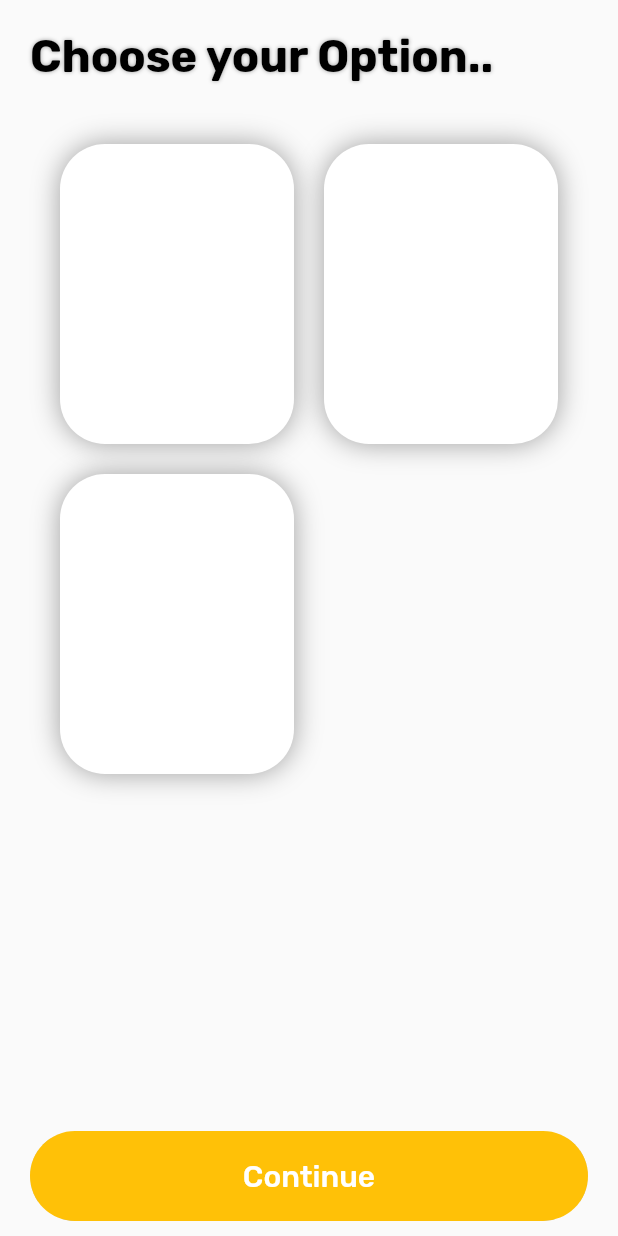
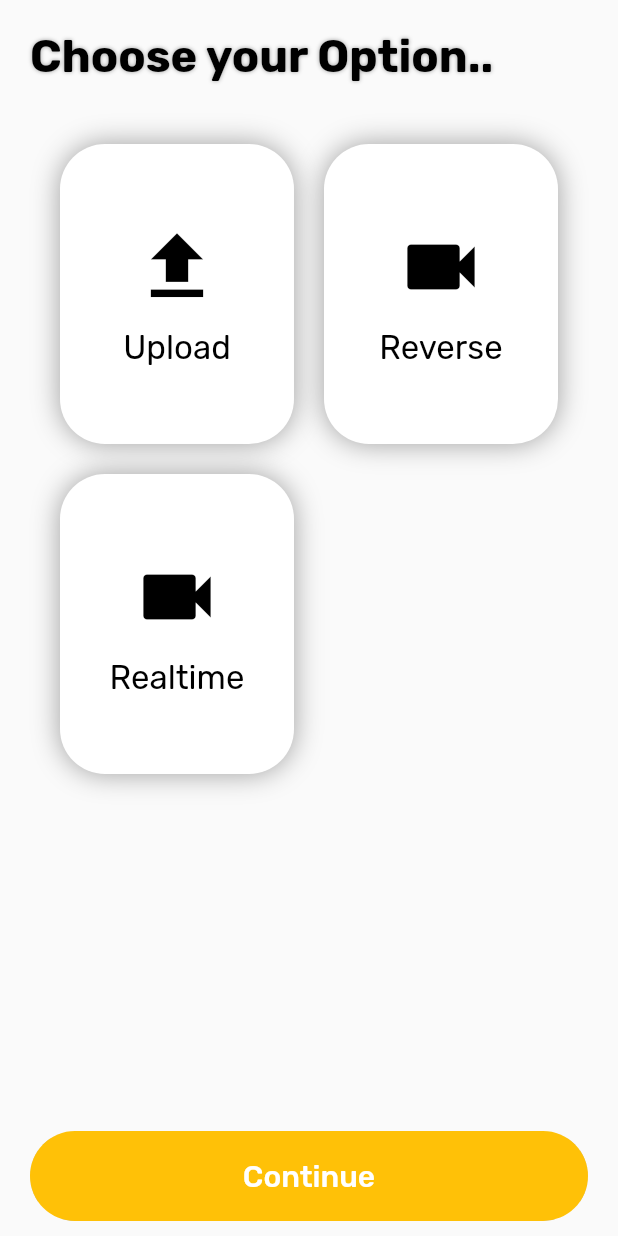
Before and after one commit to Harmanjit14/SignSpeak, a Flutter app: the screen it shows after launch, after a tap on the "navigate next" icon, on a phone screen of 412 x 824 dp. Run offline on Flutter 3.47's test engine with Material 2 defaults, Android fonts, the light colour scheme and no system bars; our stand-ins replace camera, get, google_fonts.

Commit message:
dashboard

```diff
--- a/lib/dashboard.dart
+++ b/lib/dashboard.dart
@@ -1,11 +1,36 @@
 import 'package:flutter/material.dart';
 import 'package:flutter/painting.dart';
 import 'package:flutter/rendering.dart';
+import 'package:get/get.dart';
 import 'package:google_fonts/google_fonts.dart';
 
+class IconState extends GetxController {
+  RxBool s1 = false.obs;
+  RxBool s2 = false.obs;
+  RxBool s3 = false.obs;
+
+  void set1() {
+    s1 = true.obs;
+    s2 = false.obs;
+    s3 = false.obs;
+  }
+
+  void set2() {
+    s2 = true.obs;
+    s1 = false.obs;
+    s3 = false.obs;
+  }
+
+  void set3() {
+    s3 = true.obs;
+    s2 = false.obs;
+    s1 = false.obs;
+  }
+}
+
 class ChoiceScreen extends StatelessWidget {
-  const ChoiceScreen({Key? key}) : super(key: key);
-
+  ChoiceScreen({Key? key}) : super(key: key);
+  final controller = Get.put(IconState());
   @override
   Widget build(BuildContext context) {
     return Scaffold(
@@ -17,6 +42,7 @@ class ChoiceScreen extends StatelessWidget {
         child: ClipRRect(
           borderRadius: BorderRadius.circular(30),
           child: MaterialButton(
+            // elevation: 10,
             color: Colors.amber,
             // elevation: 0,
             onPressed: () {},
@@ -65,7 +91,82 @@ class ChoiceScreen extends StatelessWidget {
                   SizedBox(
                     child: Padding(
                       padding: const EdgeInsets.all(10),
+                      child: Obx(
+                        () => GestureDetector(
+                          onTap: () {
+                            controller.s1.value = true;
+                            controller.s3.value = false;
+                            controller.s2.value = false;
+                          },
                           child: Container(
+                            child: Column(
+                                mainAxisAlignment: MainAxisAlignment.center,
+                                mainAxisSize: MainAxisSize.max,
+                                children: [
+                                  Icon(
+                                    Icons.file_upload,
+                                    size: 60,
+                                    color: (controller.s1.value)
+                                        ? Colors.white
+                                        : Colors.black,
+                                  ),
+                                  const SizedBox(height: 10),
+                                  Text(
+                                    "Upload",
+                                    style: GoogleFonts.rubik(
+                                      color: (controller.s1.value)
+                                          ? Colors.white
+                                          : Colors.black,
+                                      fontSize: 22,
+                                      fontWeight: FontWeight.w400,
+                                    ),
+                                  ),
+                                ]),
+                            decoration: BoxDecoration(
+                                color: (controller.s1.value)
+                                    ? Colors.amber
+                                    : Colors.white,
+                                boxShadow: const [
+                                  BoxShadow(blurRadius: 15, color: Colors.grey)
+                                ],
+                                borderRadius: BorderRadius.circular(30)),
+                          ),
+                        ),
+                      ),
+                    ),
+                  ),
+                  SizedBox(
+                    child: Padding(
+                      padding: const EdgeInsets.all(10),
+                      child: Obx(
+                        () => GestureDetector(
+                          onTap: () {
+                            controller.s2.value = true;
+                            controller.s1.value = false;
+                            controller.s3.value = false;
+                          },
+                          child: Container(
+                            child: Column(
+                                mainAxisAlignment: MainAxisAlignment.center,
+                                mainAxisSize: MainAxisSize.max,
+                                children: [
+                                  Icon(
+                                    Icons.videocam,
+                                    size: 60,
+                                    color: (controller.s2.value)
+                                        ? Colors.white
+                                        : Colors.black,
+                                  ),
+                                  const SizedBox(height: 10),
+                                  Text(
+                                    "Reverse",
+                                    style: GoogleFonts.rubik(
+                                      color: Colors.black,
+                                      fontSize: 22,
+                                      fontWeight: FontWeight.w400,
+                                    ),
+                                  ),
+                                ]),
                             decoration: BoxDecoration(
                                 color: Colors.white,
                                 boxShadow: const [
@@ -75,10 +176,40 @@ class ChoiceScreen extends StatelessWidget {
                           ),
                         ),
                       ),
+                    ),
+                  ),
                   SizedBox(
                     child: Padding(
                       padding: const EdgeInsets.all(10),
+                      child: Obx(
+                        () => GestureDetector(
+                          onTap: () {
+                            controller.s3.value = true;
+                            controller.s1.value = false;
+                            controller.s2.value = false;
+                          },
                           child: Container(
+                            child: Column(
+                                mainAxisAlignment: MainAxisAlignment.center,
+                                mainAxisSize: MainAxisSize.max,
+                                children: [
+                                  Icon(
+                                    Icons.videocam,
+                                    size: 60,
+                                    color: (controller.s3.value)
+                                        ? Colors.white
+                                        : Colors.black,
+                                  ),
+                                  const SizedBox(height: 10),
+                                  Text(
+                                    "Realtime",
+                                    style: GoogleFonts.rubik(
+                                      color: Colors.black,
+                                      fontSize: 22,
+                                      fontWeight: FontWeight.w400,
+                                    ),
+                                  ),
+                                ]),
                             decoration: BoxDecoration(
                                 color: Colors.white,
                                 boxShadow: const [
@@ -88,19 +219,8 @@ class ChoiceScreen extends StatelessWidget {
                           ),
                         ),
                       ),
-                  SizedBox(
-                    child: Padding(
-                      padding: const EdgeInsets.all(10),
-                      child: Container(
-                        decoration: BoxDecoration(
-                            color: Colors.white,
-                            boxShadow: const [
-                              BoxShadow(blurRadius: 15, color: Colors.grey)
-                            ],
-                            borderRadius: BorderRadius.circular(30)),
                     ),
                   ),
-                  )
                 ],
               ),
             ),
--- a/lib/intro.dart
+++ b/lib/intro.dart
@@ -13,7 +13,7 @@ class DashBoard extends StatelessWidget {
     return Scaffold(
       floatingActionButton: FloatingActionButton(
         onPressed: () {
-          Get.to(() => const ChoiceScreen(),
+          Get.to(() =>  ChoiceScreen(),
               transition: Transition.leftToRight, curve: Curves.easeIn);
         },
         backgroundColor: Colors.yellow[700],
```
Lines whose indentation alone changed are shown as unchanged.
